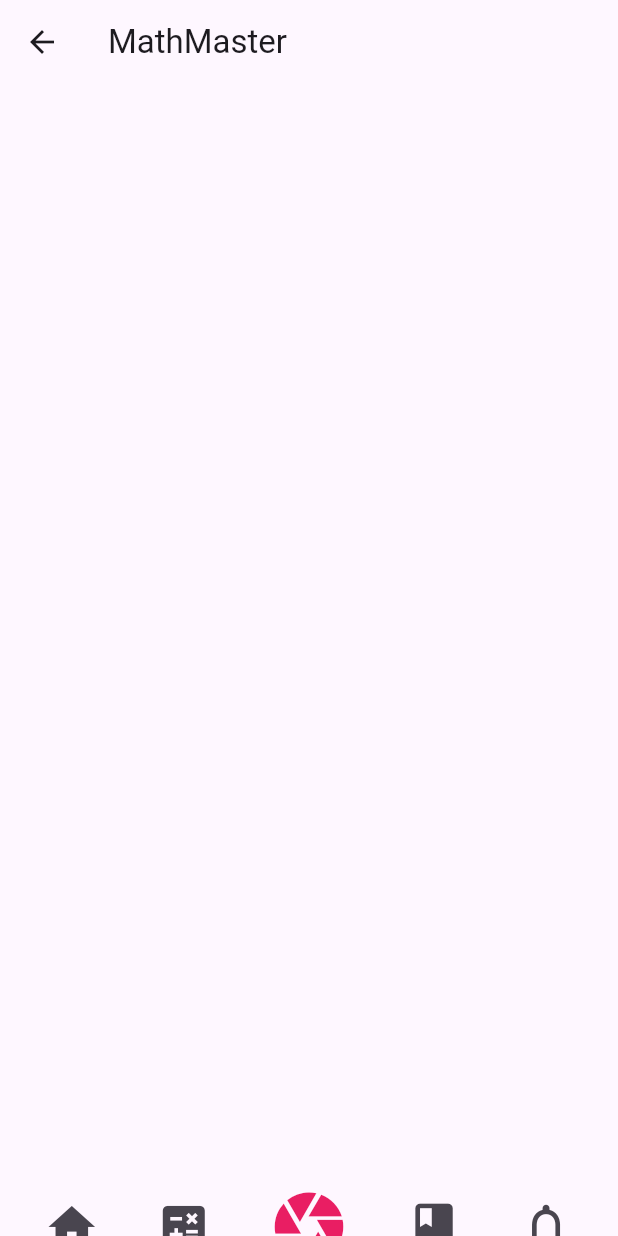
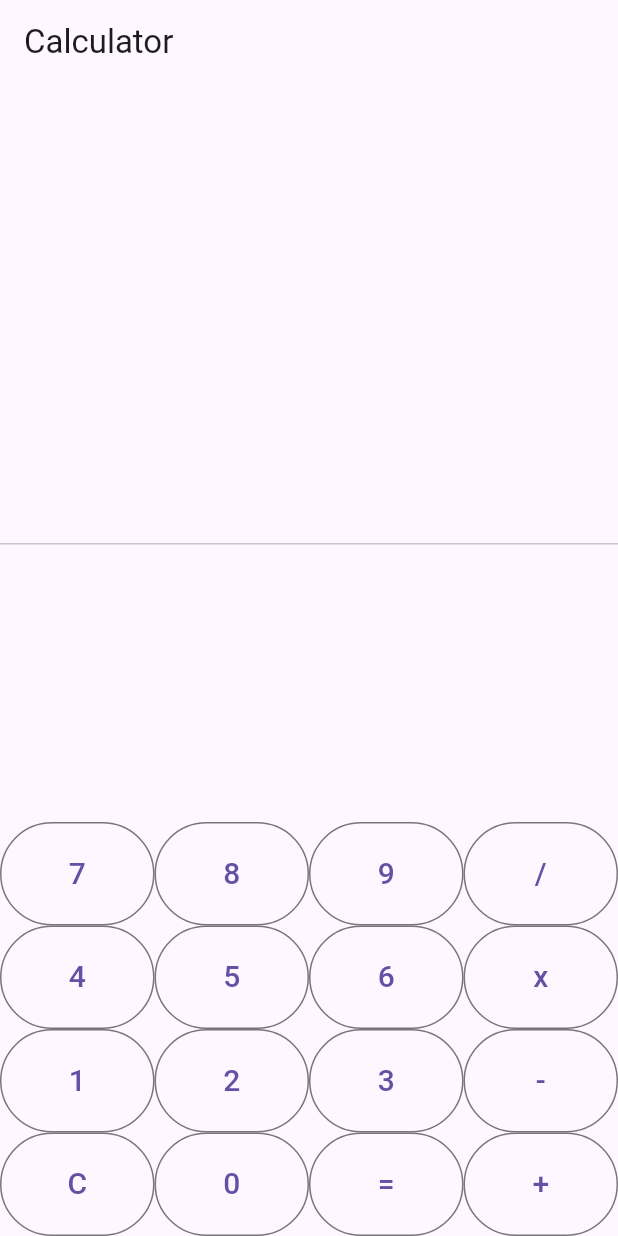
Before and after one commit to Jetsadalas/mobile, a Flutter app: the HomePage screen opened by its route, after a tap on the "calculate" icon, on a phone screen of 412 x 824 dp. Run offline on Flutter 3.47's test engine with Material 3 defaults, Android fonts, the phone set to English and light mode, and no system bars; missing offline and left inert: dart:ffi.

Commit message:
3week last END

```diff
--- /dev/null
+++ b/lib/src/pages/home/calculetor/calculate_page.dart
@@ -0,0 +1,132 @@
+import 'package:flutter/material.dart';
+
+void main() => runApp(CalculatorApp());
+
+class CalculatorApp extends StatefulWidget {
+  @override
+  _CalculatorAppState createState() => _CalculatorAppState();
+}
+
+class _CalculatorAppState extends State<CalculatorApp> {
+  double firstNum = 0.0;
+  double secondNum = 0.0;
+  String operation = '';
+  String result = '';
+
+  void buttonClicked(String buttonValue) {
+    if (buttonValue == 'C') {
+      result = '';
+      firstNum = 0.0;
+      secondNum = 0.0;
+      operation = '';
+    } else if (buttonValue == '+' ||
+        buttonValue == '-' ||
+        buttonValue == 'x' ||
+        buttonValue == '/') {
+      firstNum = double.parse(result);
+      result = '';
+      operation = buttonValue;
+    } else if (buttonValue == '=') {
+      secondNum = double.parse(result);
+      if (operation == '+') {
+        result = (firstNum + secondNum).toString();
+      } else if (operation == '-') {
+        result = (firstNum - secondNum).toString();
+      } else if (operation == 'x') {
+        result = (firstNum * secondNum).toString();
+      } else if (operation == '/') {
+        result = (firstNum / secondNum).toString();
+      }
+    } else {
+      result = result + buttonValue;
+    }
+    setState(() {});
+  }
+
+Widget buildButton(String buttonValue) {
+  return Expanded(
+    child: OutlinedButton.icon(
+      icon: const SizedBox(), // ใช้ SizedBox ว่างเพื่อไม่ให้มีไอคอน
+      label: Padding(
+        padding: const EdgeInsets.all(20.0),
+        child: Text(
+          buttonValue,
+          style: const TextStyle(fontSize: 20.0),
+        ),
+      ),
+      onPressed: () => buttonClicked(buttonValue),
+    ),
+  );
+}
+
+  @override
+  Widget build(BuildContext context) {
+    return MaterialApp(
+      title: 'Calculator',
+      home: Scaffold(
+        appBar: AppBar(
+          title: Text('Calculator'),
+        ),
+        body: Container(
+          child: Column(
+            children: <Widget>[
+              Container(
+                alignment: Alignment.centerRight,
+                padding: EdgeInsets.symmetric(
+                  vertical: 25.0,
+                  horizontal: 15.0,
+                ),
+                child: Text(
+                  result,
+                  style: TextStyle(
+                    fontSize: 50,
+                    fontWeight: FontWeight.bold,
+                  ),
+                ),
+              ),
+              Expanded(
+                child: Divider(),
+              ),
+              Column(
+                children: [
+                  Row(
+                    children: [
+                      buildButton('7'),
+                      buildButton('8'),
+                      buildButton('9'),
+                      buildButton('/'),
+                    ],
+                  ),
+                  Row(
+                    children: [
+                      buildButton('4'),
+                      buildButton('5'),
+                      buildButton('6'),
+                      buildButton('x'),
+                    ],
+                  ),
+                  Row(
+                    children: [
+                      buildButton('1'),
+                      buildButton('2'),
+                      buildButton('3'),
+                      buildButton('-'),
+                    ],
+                  ),
+                  Row(
+                    children: [
+                      buildButton('C'),
+                      buildButton('0'),
+                      buildButton('='),
+                      buildButton('+'),
+                    ],
+                  ),
+                ],
+              ),
+            ],
+          ),
+        ),
+      ),
+    );
+  }
+}
--- a/lib/src/pages/routes.dart
+++ b/lib/src/pages/routes.dart
@@ -8,10 +8,12 @@ class AppRoute {
   static const home = 'home';
   static const login = 'login';
   static const register = 'register';
+  static const calculetor = 'Icon(Icons.calculate)';
 
   static get all => <String, WidgetBuilder>{
         login: (context) => const LoginPage(),
         home: (context) => HomePage(), // Removed const
         register: (context) => RegisterPage(),
+        //calculetor: (context) => Icon(Icons.calculate),
       };
 }
```
Also changed, not shown: lib/src/pages/home/home_page.dart (+33 -0 lines), lib/src/pages/home/calculetor/calculetor_page.dart (deleted).
